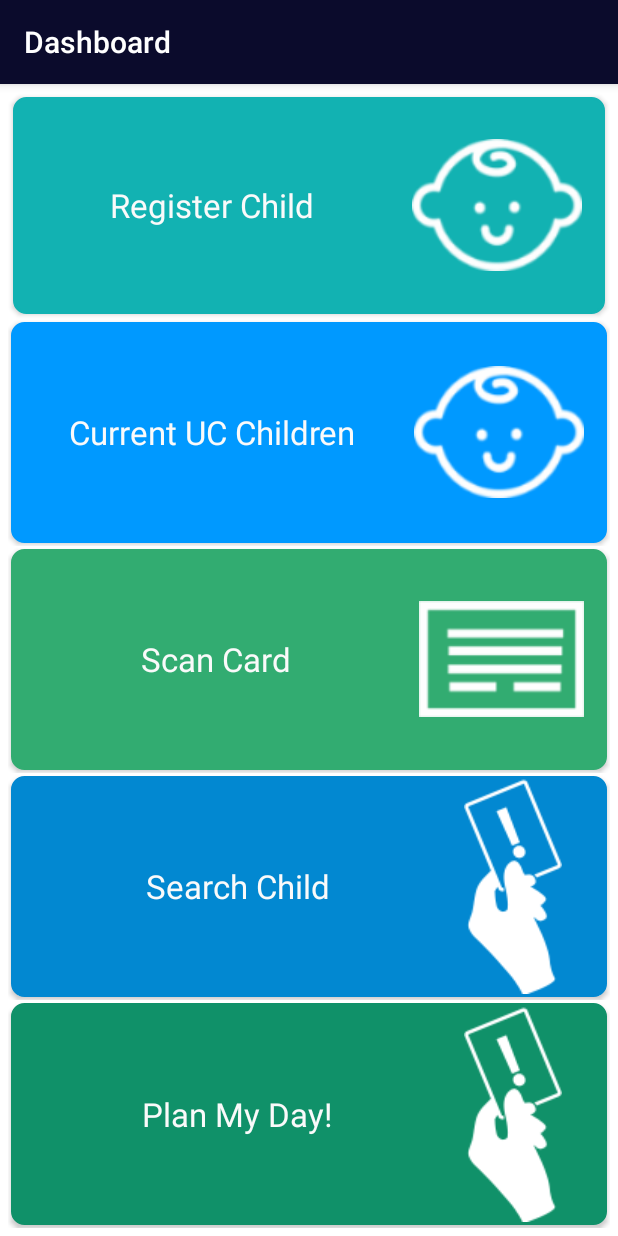
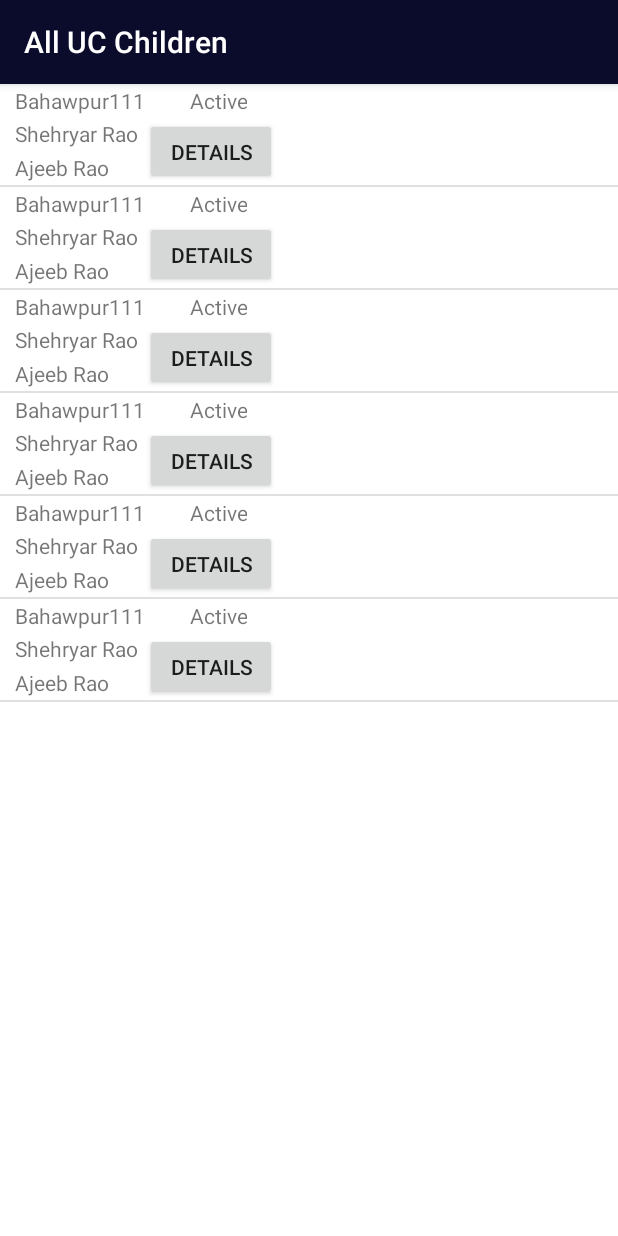
Before and after one commit to aliabbasjaffri/Vaccinator, an Android app: the Dashboard_Activity screen opened directly, with no data from a screen before it, after a tap on "Current UC Children", on a phone screen of 412 x 824 dp. Run offline under Robolectric (Android 15) with nearby library versions, the phone set to English and light mode, and no system bars.

Commit message:
Added All UC Children complete functionality with fragment interface.

```diff
--- a/app/src/main/java/com/example/sve15138/vaccinator/Dashboard_Activity.java
+++ b/app/src/main/java/com/example/sve15138/vaccinator/Dashboard_Activity.java
@@ -5,6 +5,8 @@ import android.support.v7.app.AppCompatActivity;
 import android.os.Bundle;
 import android.view.View;
 import android.widget.Button;
+
+import com.example.sve15138.vaccinator.SecondTab.MainActivity;
 
 public class Dashboard_Activity extends AppCompatActivity
 {
@@ -16,7 +18,7 @@ public class Dashboard_Activity extends AppCompatActivity
         setTitle("Dashboard");
 
         Button registerChild = (Button)findViewById(R.id.registerChildDashBoard);
-        Button updateChildInfo = (Button)findViewById(R.id.updateChildInfoDashBoard);
+        Button currentUCChildren = (Button)findViewById(R.id.currentUCChildrenDashBoard);
         Button scanCard = (Button)findViewById(R.id.scanCardDashBoard);
         Button lostCard = (Button)findViewById(R.id.lostCardDashBoard);
         Button planMyDay = (Button)findViewById(R.id.planMyDayDashBoard);
@@ -25,14 +27,16 @@ public class Dashboard_Activity extends AppCompatActivity
         {
             @Override
             public void onClick(View arg0) {
-                Intent i = new Intent(Dashboard_Activity.this, RegisterChild_Activity.class);
-                startActivity(i);
+                startActivity(new Intent(Dashboard_Activity.this, RegisterChild_Activity.class));
             }
         });
 
-        updateChildInfo.setOnClickListener(new View.OnClickListener() {
+        currentUCChildren.setOnClickListener(new View.OnClickListener()
+        {
             @Override
-            public void onClick(View arg0) {
+            public void onClick(View arg0)
+            {
+                startActivity(new Intent( Dashboard_Activity.this , MainActivity.class));
             }
         });
 
--- /dev/null
+++ b/app/src/main/java/com/example/sve15138/vaccinator/SecondTab/Adapter/SecondTabMainAdapter.java
@@ -0,0 +1,51 @@
+package com.example.sve15138.vaccinator.SecondTab.Adapter;
+
+import java.util.ArrayList;
+import android.content.Context;
+import android.support.v7.app.AppCompatActivity;
+import android.view.LayoutInflater;
+import android.view.View;
+import android.view.ViewGroup;
+import android.widget.ArrayAdapter;
+import android.widget.TextView;
+
+import com.example.sve15138.vaccinator.R;
+import com.example.sve15138.vaccinator.SecondTab.Model.SecondTabMainModel;
+
+/**
+ * Created by aliabbasjaffri on 06/12/15.
+ */
+public class SecondTabMainAdapter extends ArrayAdapter
+{
+    Context context;
+    int XML_ID;
+    ArrayList<SecondTabMainModel> data;
+
+    public SecondTabMainAdapter(Context context, int resource , ArrayList<SecondTabMainModel> Data)
+    {
+        super(context, resource , Data);
+
+        this.context = context;
+        XML_ID = resource;
+        data = Data;
+    }
+
+    @Override
+    public View getView(int position, View convertView, ViewGroup parent)
+    {
+        LayoutInflater inflater = ((AppCompatActivity) context).getLayoutInflater();
+        View row = inflater.inflate(XML_ID, parent, false);
+
+        TextView childID =  (TextView) row.findViewById(R.id.secondtab_row_childID);
+        TextView childName =  (TextView) row.findViewById(R.id.secondtab_row_childName);
+        TextView fatherName =  (TextView) row.findViewById(R.id.secondtab_row_fatherName);
+        TextView status =  (TextView) row.findViewById(R.id.secondtab_row_status);
+
+        childID.setText( data.get(position).getChildID() );
+        childName.setText( data.get(position).getChildName() );
+        fatherName.setText( data.get(position).getFatherName() );
+        status.setText( data.get(position).getStatus() );
+
+        return row;
+    }
+}
--- /dev/null
+++ b/app/src/main/java/com/example/sve15138/vaccinator/SecondTab/Fragment/SecondTabMainFragment.java
@@ -0,0 +1,47 @@
+package com.example.sve15138.vaccinator.SecondTab.Fragment;
+
+import android.os.Bundle;
+import android.support.annotation.Nullable;
+import android.support.v4.app.Fragment;
+import android.view.LayoutInflater;
+import android.view.View;
+import android.view.ViewGroup;
+import android.widget.ListView;
+
+import com.example.sve15138.vaccinator.R;
+import com.example.sve15138.vaccinator.SecondTab.Adapter.SecondTabMainAdapter;
+import com.example.sve15138.vaccinator.SecondTab.Model.SecondTabMainModel;
+
+import java.util.ArrayList;
+
+/**
+ * Created by aliabbasjaffri on 06/12/15.
+ */
+public class SecondTabMainFragment extends Fragment
+{
+    public SecondTabMainFragment()
+    {
+
+    }
+
+    @Nullable
+    @Override
+    public View onCreateView(LayoutInflater inflater, ViewGroup container, Bundle savedInstanceState)
+    {
+        View view = inflater.inflate(R.layout.fragment_secondtab_listview, container, false);
+
+        ArrayList<SecondTabMainModel> data = new ArrayList<>();
+        data.add(new SecondTabMainModel("Bahawpur111" , "Shehryar Rao" , "Ajeeb Rao" , "Active"));
+        data.add(new SecondTabMainModel("Bahawpur111" , "Shehryar Rao" , "Ajeeb Rao" , "Active"));
+        data.add(new SecondTabMainModel("Bahawpur111" , "Shehryar Rao" , "Ajeeb Rao" , "Active"));
+        data.add(new SecondTabMainModel("Bahawpur111" , "Shehryar Rao" , "Ajeeb Rao" , "Active"));
+        data.add(new SecondTabMainModel("Bahawpur111" , "Shehryar Rao" , "Ajeeb Rao" , "Active"));
+        data.add(new SecondTabMainModel("Bahawpur111" , "Shehryar Rao" , "Ajeeb Rao" , "Active"));
+
+        ListView listView = (ListView) view.findViewById(R.id.listView_secondtab_main);
+        SecondTabMainAdapter adapter = new SecondTabMainAdapter(getContext() , R.layout.secondtab_main_row , data);
+        listView.setAdapter(adapter);
+
+        return view;
+    }
+}
--- /dev/null
+++ b/app/src/main/java/com/example/sve15138/vaccinator/SecondTab/MainActivity.java
@@ -0,0 +1,22 @@
+package com.example.sve15138.vaccinator.SecondTab;
+
+import android.os.Bundle;
+import android.support.v4.app.FragmentTransaction;
+import android.support.v7.app.AppCompatActivity;
+import com.example.sve15138.vaccinator.R;
+import com.example.sve15138.vaccinator.SecondTab.Fragment.SecondTabMainFragment;
+
+public class MainActivity extends AppCompatActivity
+{
+    @Override
+    protected void onCreate(Bundle savedInstanceState)
+    {
+        super.onCreate(savedInstanceState);
+        setContentView(R.layout.activity_secondtab_main);
+
+        getSupportFragmentManager()
+                .beginTransaction()
+                .replace(R.id.secondtab_main_frameLayout, new SecondTabMainFragment())
+                .commit();
+    }
+}
--- /dev/null
+++ b/app/src/main/java/com/example/sve15138/vaccinator/SecondTab/Model/SecondTabMainModel.java
@@ -0,0 +1,52 @@
+package com.example.sve15138.vaccinator.SecondTab.Model;
+
+/**
+ * Created by aliabbasjaffri on 06/12/15.
+ */
+public class SecondTabMainModel
+{
+    private String childID;
+    private String childName;
+    private String fatherName;
+    private String status;
+
+    public SecondTabMainModel(String childID, String childName, String fatherName, String status)
+    {
+        this.childID = childID;
+        this.childName = childName;
+        this.fatherName = fatherName;
+        this.status = status;
+    }
+
+    public String getChildID() {
+        return childID;
+    }
+
+    public void setChildID(String childID) {
+        this.childID = childID;
+    }
+
+    public String getChildName() {
+        return childName;
+    }
+
+    public void setChildName(String childName) {
+        this.childName = childName;
+    }
+
+    public String getFatherName() {
+        return fatherName;
+    }
+
+    public void setFatherName(String fatherName) {
+        this.fatherName = fatherName;
+    }
+
+    public String getStatus() {
+        return status;
+    }
+
+    public void setStatus(String status) {
+        this.status = status;
+    }
+}
--- a/app/src/main/res/layout/activity_dashboard.xml
+++ b/app/src/main/res/layout/activity_dashboard.xml
@@ -34,7 +34,7 @@ android:padding="5dp" >
         android:orientation="vertical" >
 
         <Button
-            android:id="@+id/updateChildInfoDashBoard"
+            android:id="@+id/currentUCChildrenDashBoard"
             android:layout_width="match_parent"
             android:layout_height="fill_parent"
             android:layout_margin="2dp"
--- /dev/null
+++ b/app/src/main/res/layout/activity_secondtab_main.xml
@@ -0,0 +1,12 @@
+<?xml version="1.0" encoding="utf-8"?>
+<LinearLayout xmlns:android="http://schemas.android.com/apk/res/android"
+    android:orientation="vertical"
+    android:layout_width="fill_parent"
+    android:layout_height="fill_parent">
+
+    <FrameLayout
+        android:id="@+id/secondtab_main_frameLayout"
+        android:layout_width="match_parent"
+        android:layout_height="match_parent"/>
+
+</LinearLayout>
--- /dev/null
+++ b/app/src/main/res/layout/fragment_secondtab_listview.xml
@@ -0,0 +1,12 @@
+<?xml version="1.0" encoding="utf-8"?>
+<LinearLayout xmlns:android="http://schemas.android.com/apk/res/android"
+    android:orientation="vertical" android:layout_width="match_parent"
+    android:layout_height="match_parent">
+
+    <ListView
+        android:layout_width="wrap_content"
+        android:layout_height="wrap_content"
+        android:id="@+id/listView_secondtab_main"
+        android:layout_weight="1" />
+
+</LinearLayout>
--- a/app/src/main/res/layout/pager_xml.xml
+++ b/app/src/main/res/layout/pager_xml.xml
@@ -4,7 +4,7 @@ android:layout_height="match_parent"
 android:minWidth="800dp"
 android:fillViewport="true">
 
-    <RelativeLayout xmlns:android="http://schemas.android.com/apk/res/android"
+    <RelativeLayout
         android:layout_width="fill_parent"
         android:layout_height="wrap_content">
 
--- /dev/null
+++ b/app/src/main/res/layout/secondtab_main_row.xml
@@ -0,0 +1,69 @@
+<?xml version="1.0" encoding="utf-8"?>
+<LinearLayout xmlns:android="http://schemas.android.com/apk/res/android"
+    android:orientation="horizontal" android:layout_width="match_parent"
+    android:layout_height="wrap_content"
+    android:weightSum="2">
+
+    <LinearLayout
+        android:layout_weight="1"
+        android:orientation="vertical"
+        android:layout_width="match_parent"
+        android:layout_height="match_parent"
+        android:weightSum="3"
+        android:layout_marginLeft="10dp">
+
+        <TextView
+            android:id="@+id/secondtab_row_childID"
+            android:layout_width="match_parent"
+            android:layout_height="wrap_content"
+            android:text="Child ID"
+            android:layout_weight="1"
+            android:gravity="center_vertical" />
+
+        <TextView
+            android:id="@+id/secondtab_row_childName"
+            android:layout_width="match_parent"
+            android:layout_height="wrap_content"
+            android:text="Child Name"
+            android:layout_weight="1"
+            android:gravity="center_vertical" />
+
+        <TextView
+            android:id="@+id/secondtab_row_fatherName"
+            android:layout_width="match_parent"
+            android:layout_height="wrap_content"
+            android:text="Father Name"
+            android:layout_weight="1"
+            android:gravity="center_vertical" />
+
+    </LinearLayout>
+
+    <LinearLayout
+        android:layout_weight="1"
+        android:orientation="vertical"
+        android:layout_width="match_parent"
+        android:layout_height="match_parent"
+        android:weightSum="3"
+        android:layout_marginRight="10dp">
+
+        <TextView
+            android:id="@+id/secondtab_row_status"
+            android:layout_width="wrap_content"
+            android:layout_height="match_parent"
+            android:text="Status"
+            android:layout_gravity="right"
+            android:gravity="center"
+            android:layout_weight="2"
+            android:layout_marginRight="20dp" />
+
+        <Button
+            android:id="@+id/secondtab_row_details"
+            android:layout_width="wrap_content"
+            android:layout_height="match_parent"
+            android:text="Details"
+            android:layout_gravity="right"
+            android:layout_weight="1" />
+
+    </LinearLayout>
+
+</LinearLayout>
--- /dev/null
+++ b/app/src/main/res/menu/menu_main.xml
@@ -0,0 +1,9 @@
+<menu xmlns:android="http://schemas.android.com/apk/res/android"
+    xmlns:tools="http://schemas.android.com/tools"
+    tools:context="com.example.sve15138.vaccinator.SecondTab.MainActivity">
+    <item
+        android:id="@+id/action_settings"
+        android:orderInCategory="100"
+        android:showAsAction="never"
+        android:title="@string/action_settings" />
+</menu>
--- a/app/src/main/res/values/strings.xml
+++ b/app/src/main/res/values/strings.xml
@@ -10,6 +10,8 @@
     <string name="preferences_front_light_off">Off</string>
     <string name="preferences_front_light_on">On</string>
 
-<!-- TODO: Remove or change this placeholder text -->
+    <!-- TODO: Remove or change this placeholder text -->
     <string name="hello_blank_fragment">Hello blank fragment</string>
+    <string name="action_settings">Settings</string>
+    <string name="title_activity_main">All UC Children</string>
 </resources>
```
Also changed, not shown: app/src/main/AndroidManifest.xml (+20 -20 lines).
